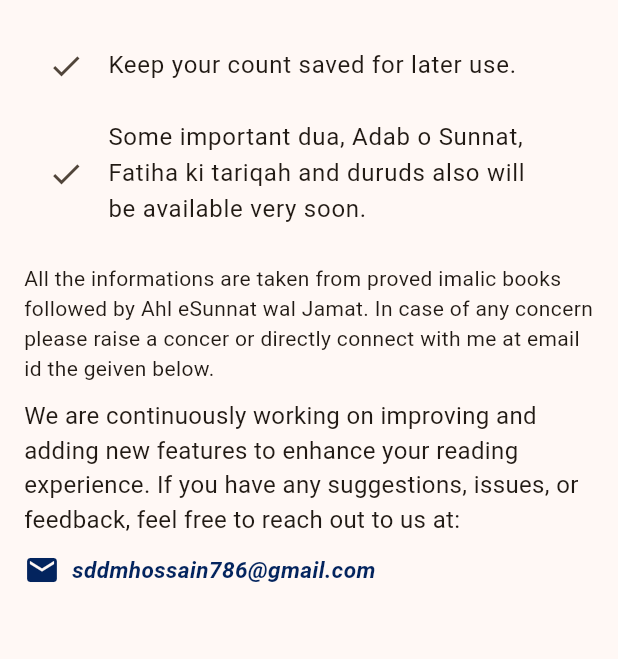
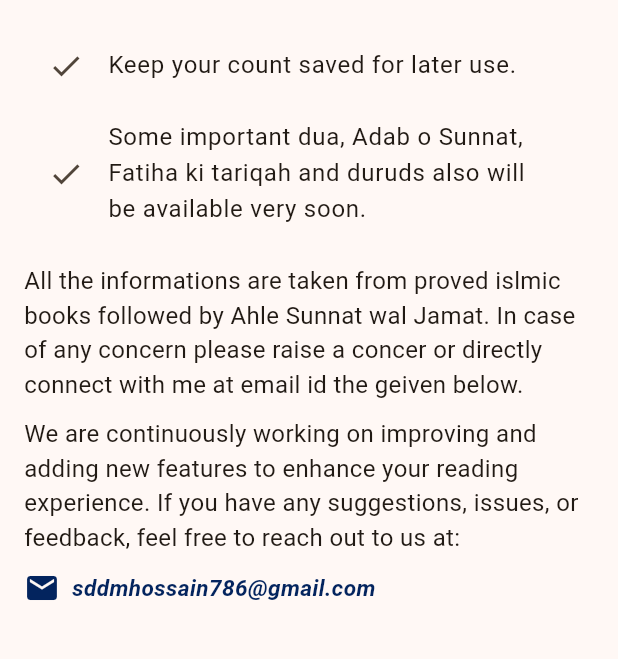
Before and after one commit to shossain786/tasbih, a Flutter app: the AboutUsPage screen opened by its route, on a phone screen of 412 x 824 dp, the part 497-1156 px from its top. Run offline on Flutter 3.47's test engine with Material 3 defaults, Android fonts, the light colour scheme and no system bars; our stand-ins replace shared_preferences; missing offline and left inert: flutter_islamic_icons, flutter_vibrate; accounts and stored records are empty.

Commit message:
cosmotic changes added

```diff
--- a/lib/about_us.dart
+++ b/lib/about_us.dart
@@ -50,7 +50,8 @@ class AboutUsPage extends StatelessWidget {
             ),
             SizedBox(height: 16),
             Text(
-              'All the informations are taken from proved imalic books followed by Ahl eSunnat wal Jamat. In case of any concern please raise a concer or directly connect with me at email id the geiven below.',
+              'All the informations are taken from proved islmic books followed by Ahle Sunnat wal Jamat. In case of any concern please raise a concer or directly connect with me at email id the geiven below.',
+              style: TextStyle(fontSize: 16),
             ),
             SizedBox(height: 10),
             Text(
```
